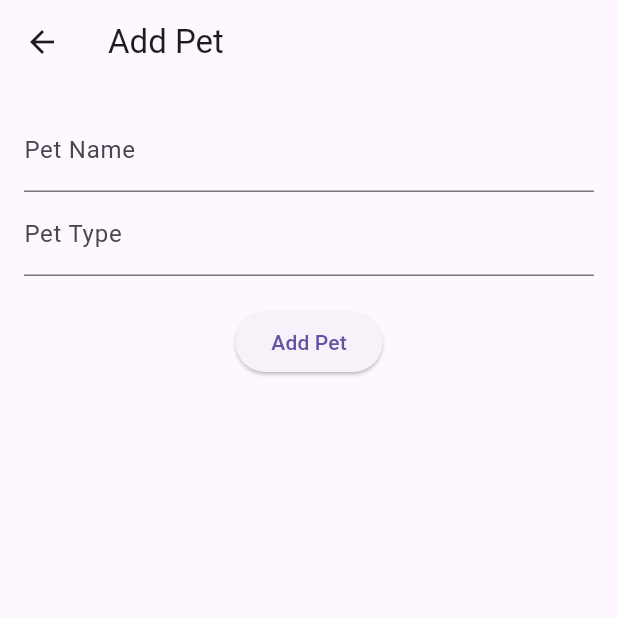
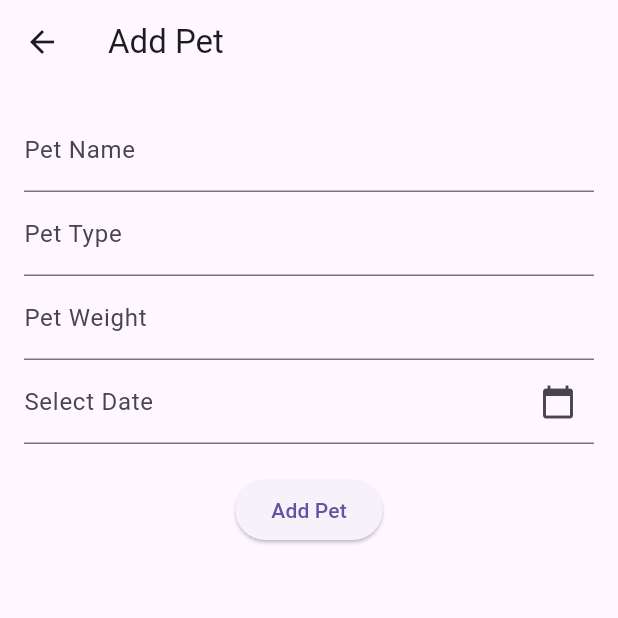
Before and after one commit to TokyoShisenGroup/AiPet, a Flutter app: the screen it shows after launch, item 2 of the bottom bar chosen, after a tap on the "add" icon, on a phone screen of 412 x 824 dp, the top half of it. Run offline on Flutter 3.47's test engine with Material 3 defaults, Android fonts, the phone set to English and light mode, and no system bars; missing offline and left inert: dart:ffi; network calls fail.

Commit message:
addpet page complete

```diff
--- a/lib/ChatPage/chat_list_page.dart
+++ b/lib/ChatPage/chat_list_page.dart
@@ -5,8 +5,8 @@ import "package:aipet/ChatPage/chat_page.dart"; // Import the chat page
 class ChatListPage extends StatelessWidget {
   ChatListPage({super.key});
   final List<Chat> chats = [
-    Chat(friend: User(name: 'Alice', avatarUrl: 'https://avatars.githubusercontent.com/u/68729861?v=4', email: 'alice@example.com'), lastMessage: 'Hello!'),
-    Chat(friend: User(name: 'Bob', avatarUrl: 'https://avatars.githubusercontent.com/u/68729861?v=4', email: 'bob@example.com'), lastMessage: 'How are you?'),
+    Chat(friend: User(name: 'Leo', avatarUrl: 'https://avatars.githubusercontent.com/u/68729861?v=4', email: 'alice@example.com'), lastMessage: 'konnichiha!'),
+    Chat(friend: User(name: 'Mitsuhiro', avatarUrl: 'https://avatars.githubusercontent.com/u/68729861?v=4', email: 'bob@example.com'), lastMessage: 'How are you?'),
   ];
 
   @override
--- a/lib/PetPage/add_pet_page.dart
+++ b/lib/PetPage/add_pet_page.dart
@@ -1,8 +1,10 @@
 import 'package:flutter/material.dart';
-
 class AddPetPage extends StatelessWidget {
   final TextEditingController _nameController = TextEditingController();
   final TextEditingController _typeController = TextEditingController();
+  final TextEditingController _weightController = TextEditingController();
+  final TextEditingController _birthdayController = TextEditingController();
+
 
   AddPetPage({super.key});
 
@@ -24,6 +26,13 @@ class AddPetPage extends StatelessWidget {
               controller: _typeController,
               decoration: const InputDecoration(labelText: 'Pet Type'),
             ),
+            TextField(
+              controller: _weightController,
+              decoration: const InputDecoration(labelText: 'Pet Weight'),
+            ),
+            DateSelector(
+              controller: _birthdayController,
+            ),
             const SizedBox(height: 20),
             ElevatedButton(
               onPressed: () {
@@ -38,3 +47,38 @@ class AddPetPage extends StatelessWidget {
     );
   }
 }
+
+class DateSelector extends StatefulWidget {
+  final TextEditingController controller;
+  DateSelector({required this.controller});
+  @override
+  _DateSelectorState createState() => _DateSelectorState();
+}
+
+class _DateSelectorState extends State<DateSelector> {
+  @override
+  Widget build(BuildContext context) {
+    return TextField(
+      controller: widget.controller,
+      readOnly: true,
+      decoration: InputDecoration(
+        labelText: 'Select Date',
+        suffixIcon: Icon(Icons.calendar_today),
+      ),
+      onTap: () async {
+        DateTime? pickedDate = await showDatePicker(
+          context: context,
+          initialDate: DateTime.now(),
+          firstDate: DateTime(1900),
+          lastDate: DateTime(2100),
+        );
+
+        if (pickedDate != null) {
+          setState(() {
+            widget.controller.text = "${pickedDate.toLocal()}".split(' ')[0];
+          });
+        }
+      },
+    );
+  }
+}
--- a/lib/PetPage/pet_management_page.dart
+++ b/lib/PetPage/pet_management_page.dart
@@ -5,8 +5,9 @@ import "package:aipet/Utility/typedefinition.dart";
 
 class PetManagementPage extends StatelessWidget {
   final List<Pet> pets = [
-    Pet(name: 'Buddy', type: 'Dog'),
-    Pet(name: 'Mittens', type: 'Cat'),
+    Pet(name: 'Buddy', type: 'Dog', weight: 5.00, birthday: DateTime(2021, 3, 6)),
+    Pet(name: 'Mittens', type: 'Cat', weight: 6.00, birthday: DateTime(2022, 8, 4)),
+    Pet(name: 'Leo', type: 'HakiRen', weight: 75.00, birthday: DateTime(2001, 1, 27)),
   ];
 
  PetManagementPage({super.key});
--- a/lib/Utility/http.dart
+++ b/lib/Utility/http.dart
@@ -13,10 +13,9 @@ Future<Map<String, dynamic>> fetchData(String url) async {
   }
 }
 
-
 User fetchUserData(String url) {
     final User user = User(
-    name: 'cliecy',
+    name: 'ロウチン',
     avatarUrl: 'https://avatars.githubusercontent.com/u/68729861?v=4',
     email: 'guanjiezou@gmail.com',
   );
--- a/lib/Utility/typedefinition.dart
+++ b/lib/Utility/typedefinition.dart
@@ -1,3 +1,5 @@
+import 'dart:ffi';
+
 import 'package:flutter/material.dart';
 
 class User {
@@ -24,10 +26,11 @@ class Message {
 }
 
 class Pet {
-  final String name;
-  final String type;
-
-  Pet({required this.name, required this.type});
+  String    name;
+  String    type;
+  double     weight;
+  DateTime  birthday;
+  Pet({required this.name, required this.type, required this.weight, required this.birthday});
 }
 
 class Reminder {
--- a/pubspec.yaml
+++ b/pubspec.yaml
@@ -31,11 +31,10 @@ dependencies:
   flutter:
     sdk: flutter
   http: ^0.13.3
-
   # The following adds the Cupertino Icons font to your application.
   # Use with the CupertinoIcons class for iOS style icons.
   cupertino_icons: ^1.0.8
-
+  flutter_datetime_picker: ^1.5.1
 dev_dependencies:
   flutter_test:
     sdk: flutter
```
Also changed, not shown: pubspec.lock, 2 other files.
